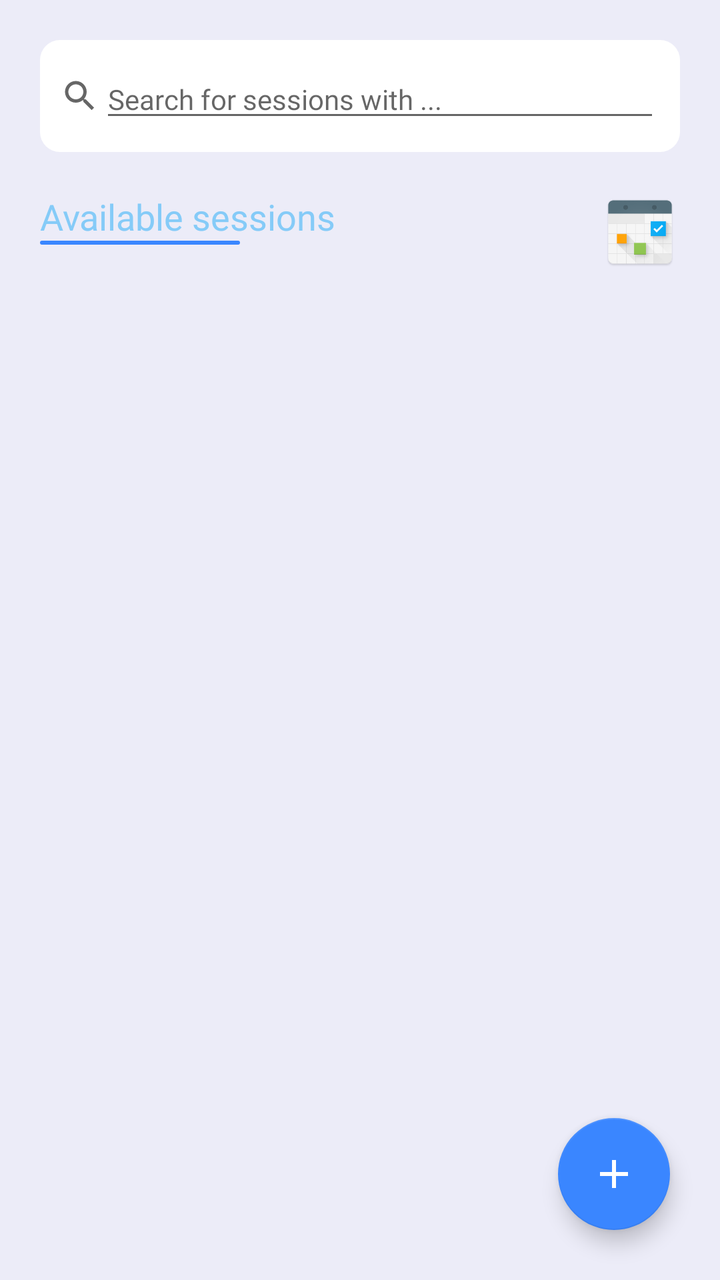
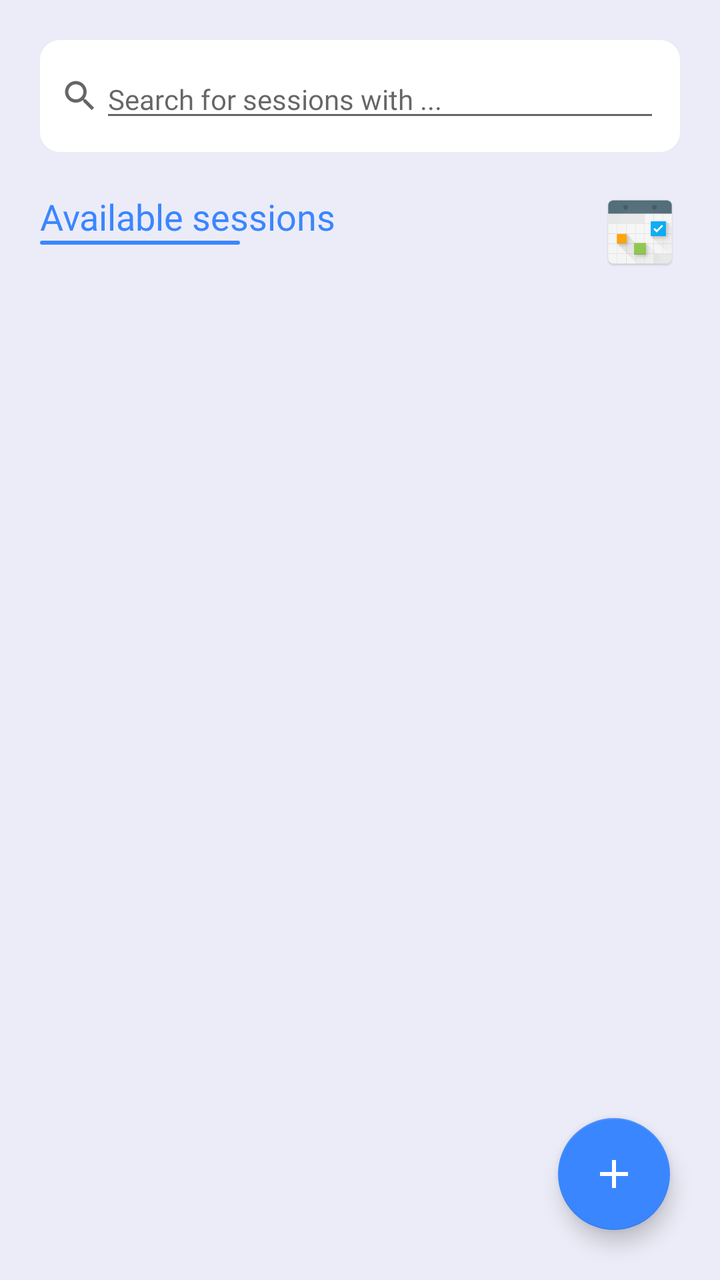

Compare the two renders of this Android layout. The source of the first and the diff that turns it into the second are given below.
<!-- AndroidManifest.xml: application theme AppTheme -->
<!-- res/layout/fragment_home.xml -->
<?xml version="1.0" encoding="utf-8"?>
<RelativeLayout android:layout_width="match_parent"
    android:layout_height="match_parent"
    xmlns:android="http://schemas.android.com/apk/res/android">

    <androidx.core.widget.NestedScrollView
        xmlns:android="http://schemas.android.com/apk/res/android"
        xmlns:tools="http://schemas.android.com/tools"
        android:layout_width="fill_parent"
        android:background="@color/colorSecondaryLight"
        android:layout_height="match_parent"
        android:fillViewport="true">

        <LinearLayout
            android:orientation="vertical"
            android:layout_width="match_parent"
            android:layout_height="match_parent">

            <LinearLayout
                android:layout_marginStart="20dp"
                android:layout_marginTop="20dp"
                android:layout_marginEnd="20dp"
                android:layout_marginBottom="20dp"
                android:padding="10dp"
                android:layout_width="match_parent"
                android:layout_height="wrap_content"
                android:background="@drawable/circular_corners"
                android:orientation="horizontal">
                <ImageView
                    android:layout_width="20dp"
                    android:layout_height="20dp"
                    android:src="@drawable/baseline_search_24"
                    android:layout_gravity="center"/>

                <EditText
                    style="@style/CardView"
                    android:id="@+id/sessionsSearchBox"
                    android:layout_width="match_parent"
                    android:layout_height="wrap_content"
                    android:fontFamily="@font/muli_italic"
                    android:hint="Search for sessions with ..."
                    android:textSize="14sp" />
            </LinearLayout>

            <LinearLayout
                android:layout_width="match_parent"
                android:layout_height="wrap_content"
                android:orientation="horizontal"
                android:layout_marginBottom="20dp"
                android:layout_marginStart="20dp"
                android:layout_marginEnd="20dp">
                <LinearLayout
                    android:layout_weight="1"
                    android:layout_width="wrap_content"
                    android:layout_height="wrap_content"
                    android:orientation="vertical">
                    <TextView
                        android:layout_width="match_parent"
                        android:layout_height="wrap_content"
                        android:fontFamily="@font/muli_bold"
                        android:textColor="@color/colorPrimaryLight"
                        android:gravity="center_vertical"
                        android:textSize="18sp"
                        android:text="Available sessions" />

                    <ImageView
                        android:layout_width="100dp"
                        android:layout_height="2dp"
                        android:src="@drawable/title_underline"/>
                </LinearLayout>

                <ImageView
                    android:layout_width="40dp"
                    android:layout_height="40dp"
                    android:src="@drawable/planner"/>

            </LinearLayout>

            <androidx.recyclerview.widget.RecyclerView
                android:layout_width="match_parent"
                android:requiresFadingEdge="none"
                android:outlineAmbientShadowColor="@color/errorLightRed"
                android:layout_height="match_parent"
                android:id="@+id/sessionsListRecyclerView"/>

            <ProgressBar
                android:visibility="gone"
                android:layout_width="wrap_content"
                android:layout_gravity="center"
                android:layout_height="match_parent"
                android:id="@+id/homeProgressBar"
                style="?android:attr/progressBarStyle"/>

            <TextView
                android:id="@+id/homeErrorText"
                android:layout_marginTop="40dp"
                android:visibility="gone"
                android:padding="20dp"
                android:layout_width="wrap_content"
                android:layout_height="wrap_content"
                android:layout_gravity="center"
                android:textColor="@color/errorLightRed"
                android:text="Error!" />

        </LinearLayout>


    </androidx.core.widget.NestedScrollView>

    <com.google.android.material.floatingactionbutton.FloatingActionButton
        android:id="@+id/fab"
        android:elevation="20dp"
        android:fadingEdgeLength="@dimen/material_emphasis_high_type"
        android:layout_width="wrap_content"
        android:layout_height="wrap_content"
        android:layout_gravity="bottom|end"
        android:layout_margin="25dp"
        android:layout_alignParentBottom="true"
        android:layout_alignParentRight="true"
        android:src="@drawable/baseline_add_white_48"/>

</RelativeLayout>
<!-- resources referenced by this layout -->
<resources>
  <color name="colorPrimaryLight">#85CBF8</color>
  <color name="colorSecondaryLight">#ECECF8</color>
  <color name="errorLightRed">#9d0208</color>
  <!-- drawable baseline_add_white_48: png bitmap (drawable-hdpi, 97 bytes) -->
  <!-- drawable baseline_search_24 (drawable) -->
  <vector xmlns:android="http://schemas.android.com/apk/res/android"
      android:width="24dp"
      android:height="24dp"
      android:viewportWidth="24"
      android:viewportHeight="24"
      android:tint="?attr/colorControlNormal">
    <path
        android:fillColor="@android:color/white"
        android:pathData="M15.5,14h-0.79l-0.28,-0.27C15.41,12.59 16,11.11 16,9.5 16,5.91 13.09,3 9.5,3S3,5.91 3,9.5 5.91,16 9.5,16c1.61,0 3.09,-0.59 4.23,-1.57l0.27,0.28v0.79l5,4.99L20.49,19l-4.99,-5zM9.5,14C7.01,14 5,11.99 5,9.5S7.01,5 9.5,5 14,7.01 14,9.5 11.99,14 9.5,14z"/>
  </vector>
  <!-- drawable circular_corners (drawable) -->
  <?xml version="1.0" encoding="utf-8"?>
  <shape xmlns:android="http://schemas.android.com/apk/res/android"
      android:shape="rectangle"
      android:padding="10dp">
  
      <solid android:color="#FFFFFF"/>
      <corners android:radius="10dp"/>
  </shape>
  <!-- drawable planner: png bitmap (drawable, 16168 bytes) -->
  <!-- drawable title_underline (drawable) -->
  <?xml version="1.0" encoding="utf-8"?>
  <shape xmlns:android="http://schemas.android.com/apk/res/android">
  
      <solid android:color="@color/colorPrimary"/>
      <corners android:radius="50dp"/>
  
  </shape>
  <style name="AppTheme" parent="Theme.AppCompat.Light.DarkActionBar">
          
          <item name="colorPrimary">@color/colorPrimary</item>
          <item name="colorPrimaryDark">@color/colorPrimary</item>
          <item name="colorAccent">@color/colorPrimary</item>
      </style>
  <color name="colorPrimary">#3A86FF</color>
</resources>

<!-- the commit's change to res/layout/fragment_home.xml (unified diff, before → after) -->
@@ -58,7 +58,7 @@
                         android:layout_width="match_parent"
                         android:layout_height="wrap_content"
                         android:fontFamily="@font/muli_bold"
-                        android:textColor="@color/colorPrimaryLight"
+                        android:textColor="@color/colorPrimary"
                         android:gravity="center_vertical"
                         android:textSize="18sp"
                         android:text="Available sessions" />
<!-- resource entries referenced after the edit -->
@@ -1,6 +1,5 @@
 <!-- resources referenced by this layout -->
 <resources>
-  <color name="colorPrimaryLight">#85CBF8</color>
   <color name="colorSecondaryLight">#ECECF8</color>
   <color name="errorLightRed">#9d0208</color>
   <!-- drawable baseline_add_white_48: png bitmap (drawable-hdpi, 97 bytes) -->
